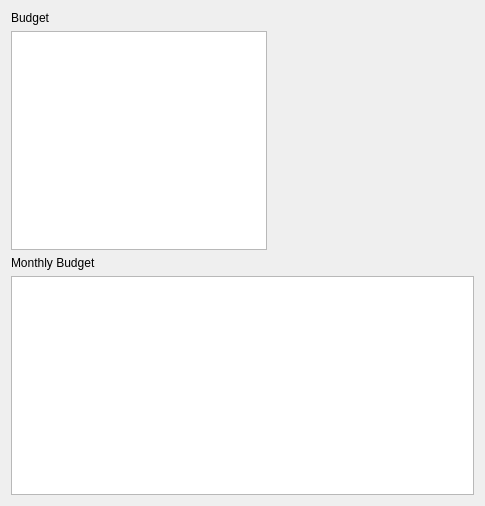
The window that BudgetWidget.ui (Travh98/nance) describes before a commit, drawn with Qt 5.
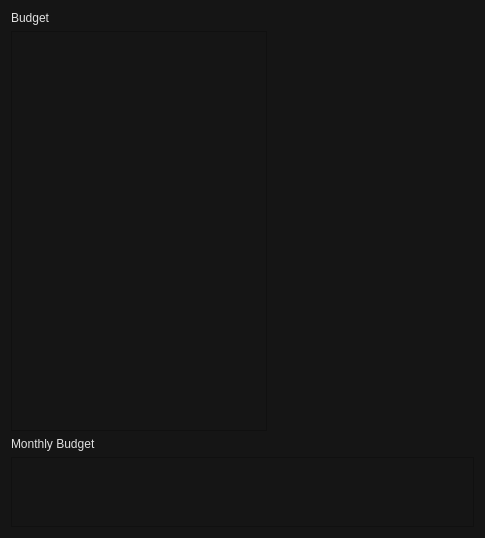
The same window after the commit.

Commit message: Tablemodel for handling annual budget calculations

The edit to the form file:
```diff
--- a/BudgetWidget.ui
+++ b/BudgetWidget.ui
@@ -13,6 +13,25 @@
   <property name="windowTitle">
    <string>Form</string>
   </property>
+  <property name="styleSheet">
+   <string notr="true">QWidget
+{
+background-color: rgb(21, 21, 21);
+color: rgb(225, 225, 225);
+}
+
+QTableView
+{
+background-color: rgb(21, 21, 21);
+color: rgb(225, 225, 225);
+}
+
+QHeaderView::section
+{
+background-color: rgb(21, 21, 21);
+color: rgb(225, 225, 225);
+}</string>
+  </property>
   <layout class="QVBoxLayout" name="verticalLayout">
    <item>
     <widget class="QLabel" name="label">
@@ -24,7 +43,26 @@
    <item>
     <layout class="QHBoxLayout" name="horizontalLayout">
      <item>
-      <widget class="QTableView" name="tableView_annual"/>
+      <widget class="QTableView" name="tableView_annual">
+       <property name="minimumSize">
+        <size>
+         <width>0</width>
+         <height>400</height>
+        </size>
+       </property>
+       <property name="autoFillBackground">
+        <bool>true</bool>
+       </property>
+       <property name="styleSheet">
+        <string notr="true"/>
+       </property>
+       <property name="dragDropOverwriteMode">
+        <bool>false</bool>
+       </property>
+       <property name="selectionMode">
+        <enum>QAbstractItemView::NoSelection</enum>
+       </property>
+      </widget>
      </item>
      <item>
       <spacer name="horizontalSpacer">
```
The commit also changes 5 other files.
